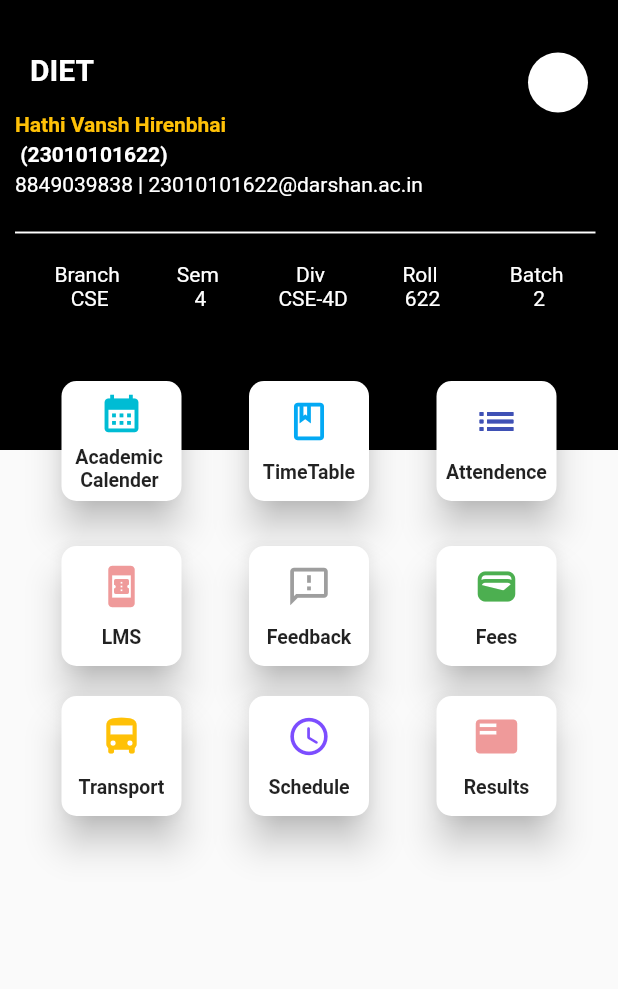
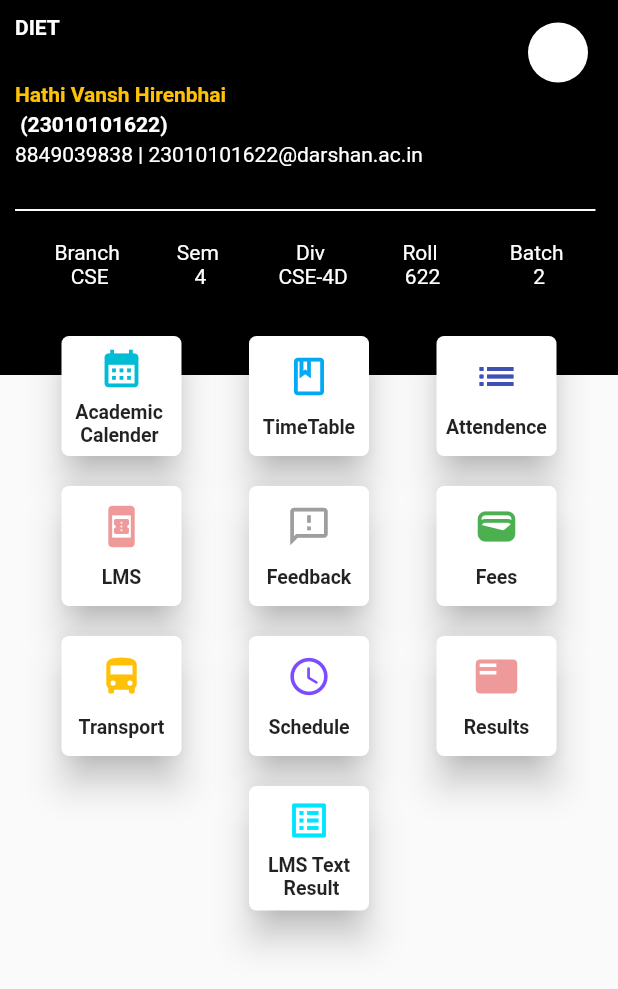
Before and after one commit to Vansh2204/Darshan-Univeristy-UMSUI, a Flutter app: the screen it shows after launch, on a phone screen of 412 x 824 dp. Shown: the top 989 px of the screen. Run offline on Flutter 3.47's test engine with Material 2 defaults, Android fonts, the phone set to English and light mode, and no system bars; our stand-ins replace dropdown_button2, google_fonts.

Commit message:
Updated main.dart alignment and new update

```diff
--- a/lib/main.dart
+++ b/lib/main.dart
@@ -23,13 +23,19 @@ void main() {
   ));
 }
 
-class homepage extends StatelessWidget {
+class homepage extends StatefulWidget {
   const homepage({super.key});
 
   @override
+  State<homepage> createState() => _homepageState();
+}
+
+class _homepageState extends State<homepage> {
+  @override
   Widget build(BuildContext context) {
     return Scaffold(
-      body: Stack(
+      body: SafeArea(
+        child: Stack(
             // crossAxisAlignment: CrossAxisAlignment.stretch,
             children: [
               Column(
@@ -38,25 +44,25 @@ class homepage extends StatelessWidget {
                   Container(
                     color: Colors.black,
                     // decoration: BoxDecoration(color: Colors.black,borderRadius: BorderRadius.vertical(bottom: Radius.circular(100))),
-                  padding: EdgeInsets.fromLTRB(20,35,0,0),
+                    padding: EdgeInsets.all(10),
                     child: Text(
                       'DIET',
                       style: TextStyle(
-                        color: Colors.white, fontWeight: FontWeight.bold,fontSize: 20),
+                          color: Colors.white, fontWeight: FontWeight.bold),
                     ),
-                  height: 300,
+                    height: 250,
                   )
                 ],
               ),
               Positioned(
-              top: 35.0,
+                top: 15.0,
                 right: 20.0,
                 child: CircleAvatar(
                   backgroundColor: Colors.white,
                 ),
               ),
               Container(
-              padding: EdgeInsets.fromLTRB(10.0, 75.0, 0.0, 0.0),
+                padding: EdgeInsets.fromLTRB(10.0, 55.0, 0.0, 0.0),
                 child: Text(
                   'Hathi Vansh Hirenbhai',
                   style:
@@ -64,7 +70,7 @@ class homepage extends StatelessWidget {
                 ),
               ),
               Container(
-              padding: EdgeInsets.fromLTRB(10.0, 95.0, 0.0, 0.0),
+                padding: EdgeInsets.fromLTRB(10.0, 75.0, 0.0, 0.0),
                 child: Text(
                   ' (23010101622)',
                   style:
@@ -74,14 +80,14 @@ class homepage extends StatelessWidget {
               Row(
                 children: [
                   Container(
-                  padding: EdgeInsets.fromLTRB(10.0, 115.0, 0.0, 0.0),
+                    padding: EdgeInsets.fromLTRB(10.0, 95.0, 0.0, 0.0),
                     child: Text(
                       '8849039838 | ',
                       style: TextStyle(color: Colors.white),
                     ),
                   ),
                   Container(
-                  padding: EdgeInsets.fromLTRB(0.0, 115.0, 0.0, 0.0),
+                    padding: EdgeInsets.fromLTRB(0.0, 95.0, 0.0, 0.0),
                     child: Text(
                       '23010101622@darshan.ac.in',
                       style: TextStyle(color: Colors.white),
@@ -90,7 +96,7 @@ class homepage extends StatelessWidget {
                 ],
               ),
               Padding(
-              padding: EdgeInsets.fromLTRB(0.0, 150.0, 0.0, 0.0),
+                padding: EdgeInsets.fromLTRB(0.0, 135.0, 0.0, 0.0),
                 child: Divider(
                   color: Colors.white,
                   height: 10,
@@ -103,7 +109,7 @@ class homepage extends StatelessWidget {
                 mainAxisAlignment: MainAxisAlignment.spaceEvenly,
                 children: [
                   Container(
-                  padding: EdgeInsets.fromLTRB(0.0, 175.0, 0.0, 0.0),
+                    padding: EdgeInsets.fromLTRB(0.0, 160.0, 0.0, 0.0),
                     child: Text(
                       'Branch \n CSE',
                       textAlign: TextAlign.center,
@@ -111,7 +117,7 @@ class homepage extends StatelessWidget {
                     ),
                   ),
                   Container(
-                  padding: EdgeInsets.fromLTRB(0.0, 175.0, 0.0, 0.0),
+                    padding: EdgeInsets.fromLTRB(0.0, 160.0, 0.0, 0.0),
                     child: Text(
                       'Sem \n 4',
                       textAlign: TextAlign.center,
@@ -119,7 +125,7 @@ class homepage extends StatelessWidget {
                     ),
                   ),
                   Container(
-                  padding: EdgeInsets.fromLTRB(0.0, 175.0, 0.0, 0.0),
+                    padding: EdgeInsets.fromLTRB(0.0, 160.0, 0.0, 0.0),
                     child: Text(
                       'Div \n CSE-4D',
                       textAlign: TextAlign.center,
@@ -127,7 +133,7 @@ class homepage extends StatelessWidget {
                     ),
                   ),
                   Container(
-                  padding: EdgeInsets.fromLTRB(0.0, 175.0, 0.0, 0.0),
+                    padding: EdgeInsets.fromLTRB(0.0, 160.0, 0.0, 0.0),
                     child: Text(
                       'Roll \n 622',
                       textAlign: TextAlign.center,
@@ -135,7 +141,7 @@ class homepage extends StatelessWidget {
                     ),
                   ),
                   Container(
-                  padding: EdgeInsets.fromLTRB(10.0, 175.0, 0.0, 0.0),
+                    padding: EdgeInsets.fromLTRB(10.0, 160.0, 0.0, 0.0),
                     child: Text(
                       'Batch \n 2',
                       textAlign: TextAlign.center,
@@ -145,7 +151,7 @@ class homepage extends StatelessWidget {
                 ],
               ),
               Padding(
-              padding: const EdgeInsets.only(top: 250.0),
+                padding: const EdgeInsets.only(top: 220.0),
                 child: Expanded(
                   child: Row(
                       mainAxisAlignment: MainAxisAlignment.spaceEvenly,
@@ -162,7 +168,7 @@ class homepage extends StatelessWidget {
                             elevation: 10,
                             shadowColor: Colors.black,
                             shape: RoundedRectangleBorder(
-                              borderRadius: BorderRadius.circular(10)),
+                                borderRadius: BorderRadius.circular(5)),
                             color: Colors.white,
                             child: SizedBox(
                               width: 80,
@@ -194,7 +200,7 @@ class homepage extends StatelessWidget {
                             elevation: 10,
                             shadowColor: Colors.black,
                             shape: RoundedRectangleBorder(
-                              borderRadius: BorderRadius.circular(10)),
+                                borderRadius: BorderRadius.circular(5)),
                             color: Colors.white,
                             child: SizedBox(
                               width: 80,
@@ -230,7 +236,7 @@ class homepage extends StatelessWidget {
                             elevation: 10,
                             shadowColor: Colors.black,
                             shape: RoundedRectangleBorder(
-                              borderRadius: BorderRadius.circular(10)),
+                                borderRadius: BorderRadius.circular(5)),
                             color: Colors.white,
                             child: SizedBox(
                               width: 80,
@@ -258,7 +264,7 @@ class homepage extends StatelessWidget {
                 ),
               ),
               Padding(
-              padding: const EdgeInsets.only(top: 360.0),
+                padding: const EdgeInsets.only(top: 320.0),
                 child: Expanded(
                   child: Row(
                       mainAxisAlignment: MainAxisAlignment.spaceEvenly,
@@ -274,7 +280,7 @@ class homepage extends StatelessWidget {
                             elevation: 10,
                             shadowColor: Colors.black,
                             shape: RoundedRectangleBorder(
-                              borderRadius: BorderRadius.circular(10)),
+                                borderRadius: BorderRadius.circular(5)),
                             color: Colors.white,
                             child: SizedBox(
                               width: 80,
@@ -309,7 +315,7 @@ class homepage extends StatelessWidget {
                             elevation: 10,
                             shadowColor: Colors.black,
                             shape: RoundedRectangleBorder(
-                              borderRadius: BorderRadius.circular(10)),
+                                borderRadius: BorderRadius.circular(5)),
                             color: Colors.white,
                             child: SizedBox(
                               width: 80,
@@ -344,7 +350,7 @@ class homepage extends StatelessWidget {
                             elevation: 10,
                             shadowColor: Colors.black,
                             shape: RoundedRectangleBorder(
-                              borderRadius: BorderRadius.circular(10)),
+                                borderRadius: BorderRadius.circular(5)),
                             color: Colors.white,
                             child: SizedBox(
                               width: 80,
@@ -372,7 +378,7 @@ class homepage extends StatelessWidget {
                 ),
               ),
               Padding(
-              padding: const EdgeInsets.only(top: 460.0),
+                padding: const EdgeInsets.only(top: 420.0),
                 child: Expanded(
                   child: Row(
                       mainAxisAlignment: MainAxisAlignment.spaceEvenly,
@@ -389,7 +395,7 @@ class homepage extends StatelessWidget {
                             elevation: 10,
                             shadowColor: Colors.black,
                             shape: RoundedRectangleBorder(
-                              borderRadius: BorderRadius.circular(10)),
+                                borderRadius: BorderRadius.circular(5)),
                             color: Colors.white,
                             child: SizedBox(
                               width: 80,
@@ -424,7 +430,7 @@ class homepage extends StatelessWidget {
                             elevation: 10,
                             shadowColor: Colors.black,
                             shape: RoundedRectangleBorder(
-                              borderRadius: BorderRadius.circular(10)),
+                                borderRadius: BorderRadius.circular(5)),
                             color: Colors.white,
                             child: SizedBox(
                               width: 80,
@@ -459,7 +465,7 @@ class homepage extends StatelessWidget {
                             elevation: 10,
                             shadowColor: Colors.black,
                             shape: RoundedRectangleBorder(
-                              borderRadius: BorderRadius.circular(10)),
+                                borderRadius: BorderRadius.circular(5)),
                             color: Colors.white,
                             child: SizedBox(
                               width: 80,
@@ -486,7 +492,56 @@ class homepage extends StatelessWidget {
                       ]),
                 ),
               ),
+              Padding(
+                padding: const EdgeInsets.only(top: 520.0),
+                child: Expanded(
+                  child: Row(
+                    mainAxisAlignment: MainAxisAlignment.spaceEvenly,
+                    children: [
+                      GestureDetector(
+                        onTap: () {
+                          Navigator.push(
+                            context,
+                            MaterialPageRoute(
+                                builder: (context) => lmstest_result()),
+                          );
+                        },
+                        child: Card(
+                          elevation: 10,
+                          shadowColor: Colors.black,
+                          shape: RoundedRectangleBorder(
+                              borderRadius: BorderRadius.circular(5)),
+                          color: Colors.white,
+                          child: SizedBox(
+                            width: 80,
+                            height: 83,
+                            child: Column(
+                              mainAxisAlignment: MainAxisAlignment.spaceEvenly,
+                              children: [
+                                Icon(
+                                  Icons.list_alt_outlined,
+                                  color: Colors.cyanAccent.shade400,
+                                  size: 30,
+                                ),
+                                Text(
+                                  'LMS Text \n Result ',
+                                  textAlign: TextAlign.center,
+                                  style: TextStyle(
+                                      fontSize: 13,
+                                      fontWeight: FontWeight.bold),
+                                )
+                              ],
+                            ),
+                          ),
+                        ),
+                      )
+
+                    ],
+                  ),
+                ),
+              )
             ]),
+      ),
     );
   }
 }
```
Lines whose indentation alone changed are shown as unchanged.
